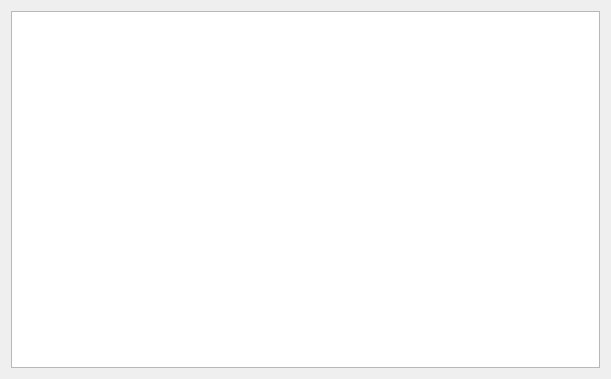
mooltipass/moolticute, file src/MainWindow.ui: the form before one commit.
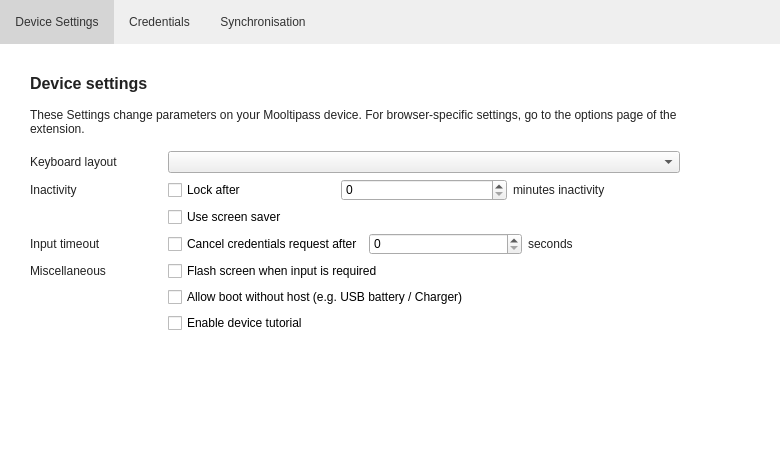
The form after the commit. The open tabs and pages were chosen to show the change. Icons and pictures are not drawn.

The edit to the form file:
```diff
--- a/src/MainWindow.ui
+++ b/src/MainWindow.ui
@@ -6,17 +6,547 @@
    <rect>
     <x>0</x>
     <y>0</y>
-    <width>611</width>
-    <height>379</height>
+    <width>780</width>
+    <height>457</height>
    </rect>
   </property>
   <property name="windowTitle">
-   <string>MainWindow</string>
+   <string>Moolticute</string>
+  </property>
+  <property name="windowIcon">
+   <iconset resource="../img/images.qrc">
+    <normaloff>:/AppIcon_32.png</normaloff>:/AppIcon_32.png</iconset>
+  </property>
+  <property name="styleSheet">
+   <string notr="true">QMainWindow {
+background-color: #fff;
+color: #222222;
+}
+
+QLabel {
+color: #222222;
+}</string>
   </property>
   <widget class="QWidget" name="centralWidget">
    <layout class="QVBoxLayout" name="verticalLayout">
+    <property name="spacing">
+     <number>0</number>
+    </property>
+    <property name="leftMargin">
+     <number>0</number>
+    </property>
+    <property name="topMargin">
+     <number>0</number>
+    </property>
+    <property name="rightMargin">
+     <number>0</number>
+    </property>
+    <property name="bottomMargin">
+     <number>0</number>
+    </property>
     <item>
-     <widget class="QPlainTextEdit" name="plainTextEdit"/>
+     <widget class="QWidget" name="widgetHeader" native="true">
+      <property name="styleSheet">
+       <string notr="true">QPushButton {
+color: #333333;
+background-color: #EFEFEF;
+padding: 15px;
+border: none;
+}
+
+QPushButton:hover {
+background-color: #d5d5d5;
+}
+
+QPushButton:checked {
+background-color: #d5d5d5;
+}
+
+QWidget {background-color: #EFEFEF;}</string>
+      </property>
+      <layout class="QHBoxLayout" name="horizontalLayout_2">
+       <property name="spacing">
+        <number>0</number>
+       </property>
+       <property name="leftMargin">
+        <number>0</number>
+       </property>
+       <property name="topMargin">
+        <number>0</number>
+       </property>
+       <property name="rightMargin">
+        <number>0</number>
+       </property>
+       <property name="bottomMargin">
+        <number>0</number>
+       </property>
+       <item>
+        <widget class="QPushButton" name="pushButtonDevSettings">
+         <property name="text">
+          <string>Device Settings</string>
+         </property>
+         <property name="checkable">
+          <bool>true</bool>
+         </property>
+         <property name="checked">
+          <bool>true</bool>
+         </property>
+         <property name="autoExclusive">
+          <bool>true</bool>
+         </property>
+        </widget>
+       </item>
+       <item>
+        <widget class="QPushButton" name="pushButtonCred">
+         <property name="text">
+          <string>Credentials</string>
+         </property>
+         <property name="checkable">
+          <bool>true</bool>
+         </property>
+         <property name="autoExclusive">
+          <bool>true</bool>
+         </property>
+        </widget>
+       </item>
+       <item>
+        <widget class="QPushButton" name="pushButtonSync">
+         <property name="text">
+          <string>Synchronisation</string>
+         </property>
+         <property name="checkable">
+          <bool>true</bool>
+         </property>
+         <property name="autoExclusive">
+          <bool>true</bool>
+         </property>
+        </widget>
+       </item>
+       <item>
+        <spacer name="horizontalSpacer">
+         <property name="orientation">
+          <enum>Qt::Horizontal</enum>
+         </property>
+         <property name="sizeHint" stdset="0">
+          <size>
+           <width>413</width>
+           <height>20</height>
+          </size>
+         </property>
+        </spacer>
+       </item>
+       <item>
+        <widget class="QLabel" name="labelLogo"/>
+       </item>
+      </layout>
+     </widget>
+    </item>
+    <item>
+     <widget class="QStackedWidget" name="stackedWidget">
+      <property name="sizePolicy">
+       <sizepolicy hsizetype="Preferred" vsizetype="Preferred">
+        <horstretch>0</horstretch>
+        <verstretch>1</verstretch>
+       </sizepolicy>
+      </property>
+      <property name="currentIndex">
+       <number>2</number>
+      </property>
+      <widget class="QWidget" name="pageSettings">
+       <layout class="QVBoxLayout" name="verticalLayout_2">
+        <property name="spacing">
+         <number>15</number>
+        </property>
+        <property name="leftMargin">
+         <number>30</number>
+        </property>
+        <property name="topMargin">
+         <number>30</number>
+        </property>
+        <property name="rightMargin">
+         <number>100</number>
+        </property>
+        <item>
+         <widget class="QLabel" name="label">
+          <property name="font">
+           <font>
+            <pointsize>12</pointsize>
+            <weight>75</weight>
+            <bold>true</bold>
+           </font>
+          </property>
+          <property name="text">
+           <string>Device settings</string>
+          </property>
+         </widget>
+        </item>
+        <item>
+         <widget class="QLabel" name="label_2">
+          <property name="text">
+           <string>These Settings change parameters on your Mooltipass device. For browser-specific settings, go to the options page of the extension.</string>
+          </property>
+          <property name="wordWrap">
+           <bool>true</bool>
+          </property>
+         </widget>
+        </item>
+        <item>
+         <layout class="QFormLayout" name="formLayout">
+          <property name="horizontalSpacing">
+           <number>50</number>
+          </property>
+          <item row="0" column="0">
+           <widget class="QLabel" name="label_3">
+            <property name="text">
+             <string>Keyboard layout</string>
+            </property>
+           </widget>
+          </item>
+          <item row="0" column="1">
+           <widget class="QComboBox" name="comboBoxLang"/>
+          </item>
+          <item row="1" column="0">
+           <widget class="QLabel" name="label_4">
+            <property name="text">
+             <string>Inactivity</string>
+            </property>
+           </widget>
+          </item>
+          <item row="1" column="1">
+           <layout class="QHBoxLayout" name="horizontalLayout">
+            <item>
+             <widget class="QCheckBox" name="checkBoxLock">
+              <property name="text">
+               <string>Lock after</string>
+              </property>
+             </widget>
+            </item>
+            <item>
+             <widget class="QSpinBox" name="spinBoxLock"/>
+            </item>
+            <item>
+             <widget class="QLabel" name="label_5">
+              <property name="text">
+               <string>minutes inactivity</string>
+              </property>
+             </widget>
+            </item>
+           </layout>
+          </item>
+          <item row="3" column="0">
+           <widget class="QLabel" name="label_7">
+            <property name="text">
+             <string>Input timeout</string>
+            </property>
+           </widget>
+          </item>
+          <item row="3" column="1">
+           <layout class="QHBoxLayout" name="horizontalLayout_3">
+            <item>
+             <widget class="QCheckBox" name="checkBoxInput">
+              <property name="text">
+               <string>Cancel credentials request after</string>
+              </property>
+             </widget>
+            </item>
+            <item>
+             <widget class="QSpinBox" name="spinBoxInput"/>
+            </item>
+            <item>
+             <widget class="QLabel" name="label_8">
+              <property name="text">
+               <string>seconds</string>
+              </property>
+             </widget>
+            </item>
+           </layout>
+          </item>
+          <item row="2" column="1">
+           <widget class="QCheckBox" name="checkBoxScreensaver">
+            <property name="text">
+             <string>Use screen saver</string>
+            </property>
+           </widget>
+          </item>
+          <item row="4" column="0">
+           <widget class="QLabel" name="label_9">
+            <property name="text">
+             <string>Miscellaneous</string>
+            </property>
+           </widget>
+          </item>
+          <item row="4" column="1">
+           <widget class="QCheckBox" name="checkBoxFlash">
+            <property name="text">
+             <string>Flash screen when input is required</string>
+            </property>
+           </widget>
+          </item>
+          <item row="5" column="1">
+           <widget class="QCheckBox" name="checkBoxBoot">
+            <property name="text">
+             <string>Allow boot without host (e.g. USB battery / Charger)</string>
+            </property>
+           </widget>
+          </item>
+          <item row="6" column="1">
+           <widget class="QCheckBox" name="checkBoxTuto">
+            <property name="text">
+             <string>Enable device tutorial</string>
+            </property>
+           </widget>
+          </item>
+         </layout>
+        </item>
+        <item>
+         <spacer name="verticalSpacer_3">
+          <property name="orientation">
+           <enum>Qt::Vertical</enum>
+          </property>
+          <property name="sizeHint" stdset="0">
+           <size>
+            <width>20</width>
+            <height>40</height>
+           </size>
+          </property>
+         </spacer>
+        </item>
+       </layout>
+      </widget>
+      <widget class="QWidget" name="pageMemEnable">
+       <layout class="QHBoxLayout" name="horizontalLayout_5">
+        <property name="spacing">
+         <number>20</number>
+        </property>
+        <item>
+         <spacer name="horizontalSpacer_3">
+          <property name="orientation">
+           <enum>Qt::Horizontal</enum>
+          </property>
+          <property name="sizeHint" stdset="0">
+           <size>
+            <width>40</width>
+            <height>20</height>
+           </size>
+          </property>
+         </spacer>
+        </item>
+        <item>
+         <widget class="QLabel" name="label_12">
+          <property name="pixmap">
+           <pixmap resource="../img/images.qrc">:/management-mode.png</pixmap>
+          </property>
+         </widget>
+        </item>
+        <item>
+         <layout class="QVBoxLayout" name="verticalLayout_3">
+          <property name="spacing">
+           <number>30</number>
+          </property>
+          <item>
+           <spacer name="verticalSpacer_2">
+            <property name="orientation">
+             <enum>Qt::Vertical</enum>
+            </property>
+            <property name="sizeHint" stdset="0">
+             <size>
+              <width>20</width>
+              <height>40</height>
+             </size>
+            </property>
+           </spacer>
+          </item>
+          <item>
+           <widget class="QLabel" name="label_6">
+            <property name="font">
+             <font>
+              <pointsize>12</pointsize>
+              <weight>75</weight>
+              <bold>true</bold>
+             </font>
+            </property>
+            <property name="text">
+             <string>Memory management mode</string>
+            </property>
+           </widget>
+          </item>
+          <item>
+           <widget class="QLabel" name="label_10">
+            <property name="text">
+             <string>Accessing your credentials requires your device to be in management mode. </string>
+            </property>
+            <property name="wordWrap">
+             <bool>true</bool>
+            </property>
+           </widget>
+          </item>
+          <item>
+           <widget class="QLabel" name="label_11">
+            <property name="minimumSize">
+             <size>
+              <width>400</width>
+              <height>0</height>
+             </size>
+            </property>
+            <property name="styleSheet">
+             <string notr="true">color: rgb(136, 136, 136);</string>
+            </property>
+            <property name="text">
+             <string>This enables your computer to access and modify your stored websites and usernames without additional permission. Do not activate this mode, if you do not trust this computer.</string>
+            </property>
+            <property name="wordWrap">
+             <bool>true</bool>
+            </property>
+           </widget>
+          </item>
+          <item>
+           <layout class="QHBoxLayout" name="horizontalLayout_4">
+            <item>
+             <widget class="QPushButton" name="pushButtonMemMode">
+              <property name="text">
+               <string>Enter memory management mode</string>
+              </property>
+             </widget>
+            </item>
+            <item>
+             <spacer name="horizontalSpacer_2">
+              <property name="orientation">
+               <enum>Qt::Horizontal</enum>
+              </property>
+              <property name="sizeHint" stdset="0">
+               <size>
+                <width>40</width>
+                <height>20</height>
+               </size>
+              </property>
+             </spacer>
+            </item>
+           </layout>
+          </item>
+          <item>
+           <spacer name="verticalSpacer">
+            <property name="orientation">
+             <enum>Qt::Vertical</enum>
+            </property>
+            <property name="sizeHint" stdset="0">
+             <size>
+              <width>20</width>
+              <height>40</height>
+             </size>
+            </property>
+           </spacer>
+          </item>
+         </layout>
+        </item>
+        <item>
+         <spacer name="horizontalSpacer_4">
+          <property name="orientation">
+           <enum>Qt::Horizontal</enum>
+          </property>
+          <property name="sizeHint" stdset="0">
+           <size>
+            <width>40</width>
+            <height>20</height>
+           </size>
+          </property>
+         </spacer>
+        </item>
+       </layout>
+      </widget>
+      <widget class="QWidget" name="pageSync">
+       <layout class="QVBoxLayout" name="verticalLayout_5">
+        <property name="leftMargin">
+         <number>30</number>
+        </property>
+        <property name="topMargin">
+         <number>30</number>
+        </property>
+        <property name="rightMargin">
+         <number>50</number>
+        </property>
+        <item>
+         <layout class="QHBoxLayout" name="horizontalLayout_6">
+          <property name="spacing">
+           <number>30</number>
+          </property>
+          <item>
+           <layout class="QVBoxLayout" name="verticalLayout_4">
+            <item>
+             <widget class="QLabel" name="label_13">
+              <property name="font">
+               <font>
+                <pointsize>12</pointsize>
+                <weight>75</weight>
+                <bold>true</bold>
+               </font>
+              </property>
+              <property name="text">
+               <string>File Storage</string>
+              </property>
+             </widget>
+            </item>
+            <item>
+             <widget class="QLabel" name="label_14">
+              <property name="sizePolicy">
+               <sizepolicy hsizetype="Expanding" vsizetype="Preferred">
+                <horstretch>0</horstretch>
+                <verstretch>0</verstretch>
+               </sizepolicy>
+              </property>
+              <property name="text">
+               <string>Store your credentials in a file on your local computer.</string>
+              </property>
+              <property name="wordWrap">
+               <bool>true</bool>
+              </property>
+             </widget>
+            </item>
+           </layout>
+          </item>
+          <item>
+           <widget class="QPushButton" name="pushButtonExportFile">
+            <property name="minimumSize">
+             <size>
+              <width>150</width>
+              <height>0</height>
+             </size>
+            </property>
+            <property name="text">
+             <string>Export to file</string>
+            </property>
+           </widget>
+          </item>
+          <item>
+           <widget class="QPushButton" name="pushButtonImportFile">
+            <property name="minimumSize">
+             <size>
+              <width>150</width>
+              <height>0</height>
+             </size>
+            </property>
+            <property name="text">
+             <string>Import from file</string>
+            </property>
+           </widget>
+          </item>
+         </layout>
+        </item>
+        <item>
+         <spacer name="verticalSpacer_4">
+          <property name="orientation">
+           <enum>Qt::Vertical</enum>
+          </property>
+          <property name="sizeHint" stdset="0">
+           <size>
+            <width>20</width>
+            <height>40</height>
+           </size>
+          </property>
+         </spacer>
+        </item>
+       </layout>
+      </widget>
+     </widget>
     </item>
    </layout>
   </widget>
```
Left out of the diff: 4 changed lines with no effect on the pictures.
